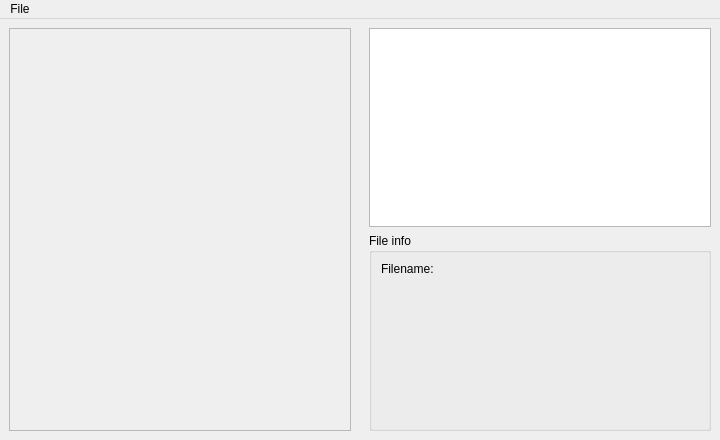
First picture: the form in GUI/designer/MainWindow.ui, repository WhiteFox123c/Viewer, before the edit.
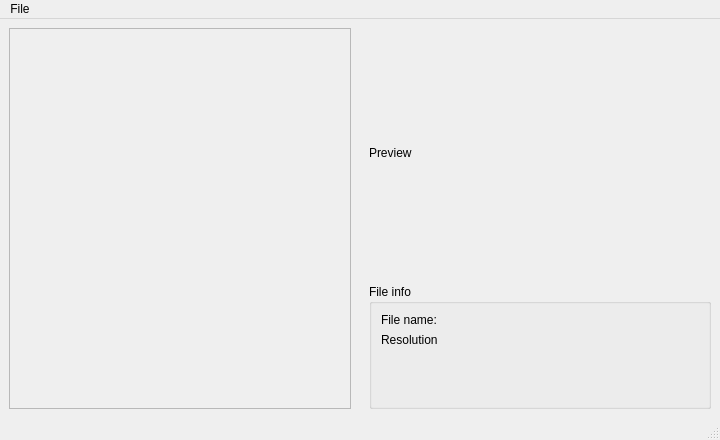
Second picture: the form after the edit.

Commit message: Add right preview + progress bar Optimization + refactor

Diff of the .ui file:
```diff
--- a/GUI/designer/MainWindow.ui
+++ b/GUI/designer/MainWindow.ui
@@ -86,7 +86,7 @@
             <x>0</x>
             <y>0</y>
             <width>340</width>
-            <height>399</height>
+            <height>379</height>
            </rect>
           </property>
           <property name="sizePolicy">
@@ -152,13 +152,16 @@
       </property>
       <layout class="QVBoxLayout" name="RightColumnWidgetLayout">
        <item>
-        <widget class="QGraphicsView" name="FilePreviewGraphicsView">
+        <widget class="QLabel" name="PreviewLabel">
          <property name="sizePolicy">
           <sizepolicy hsizetype="Expanding" vsizetype="Expanding">
-           <horstretch>0</horstretch>
-           <verstretch>1</verstretch>
+           <horstretch>1</horstretch>
+           <verstretch>2</verstretch>
           </sizepolicy>
          </property>
+         <property name="text">
+          <string>Preview</string>
+         </property>
         </widget>
        </item>
        <item>
@@ -176,7 +179,7 @@
           <item row="0" column="0">
            <widget class="QLabel" name="TitleFileNameLabel">
             <property name="text">
-             <string>Filename:</string>
+             <string>File name:</string>
             </property>
            </widget>
           </item>
@@ -187,6 +190,20 @@
             </property>
            </widget>
           </item>
+          <item row="1" column="0">
+           <widget class="QLabel" name="TitleResolutionLabel">
+            <property name="text">
+             <string>Resolution</string>
+            </property>
+           </widget>
+          </item>
+          <item row="1" column="1">
+           <widget class="QLabel" name="ResolutionLabel">
+            <property name="text">
+             <string/>
+            </property>
+           </widget>
+          </item>
          </layout>
         </widget>
        </item>
@@ -214,6 +231,7 @@
    </widget>
    <addaction name="FileMenu"/>
   </widget>
+  <widget class="QStatusBar" name="StatusBar"/>
   <action name="OpenAction">
    <property name="text">
     <string>Open</string>
```
Left out of the diff: 26 changed lines with no effect on the pictures. The commit also changes 4 other files.
